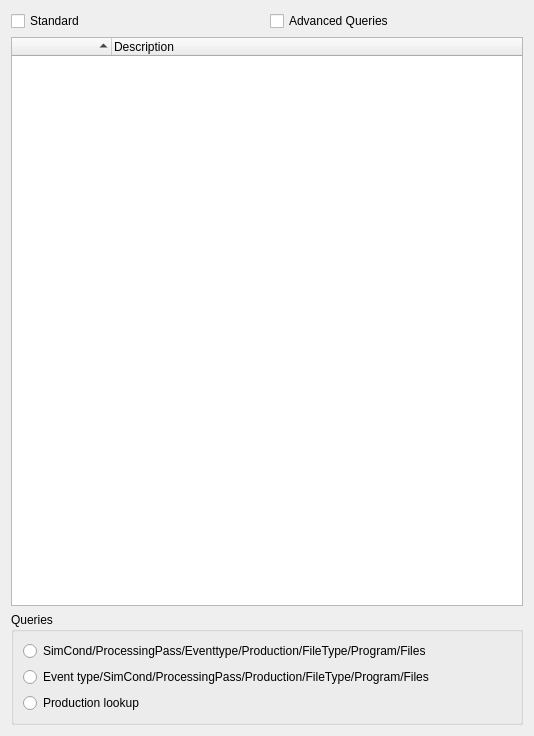
Old version of the form LHCbDIRAC/BookkeepingSystem/Gui/Widget/TreeWidget.ui in the repository antolu/LHCbDIRAC.
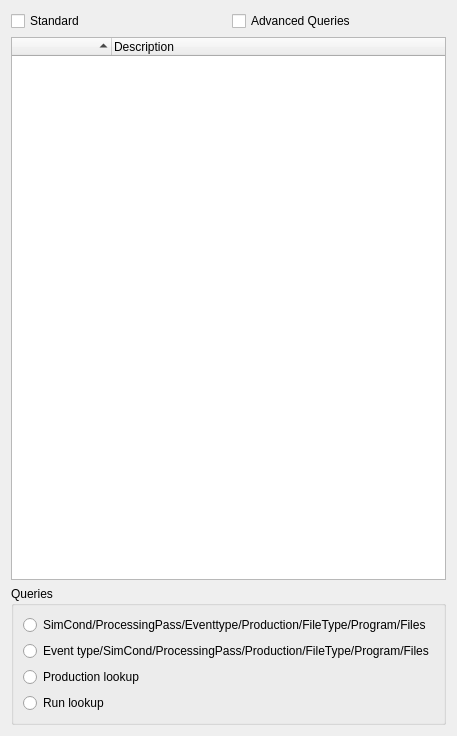
New version of the form.

Commit message: bug fix I split the production lookup to production lookup and runlookup I changed the filediaolg behivor. I limited the row size. The users can specific how many files they want to see.

The edit to the form file:
```diff
--- a/LHCbDIRAC/BookkeepingSystem/Gui/Widget/TreeWidget.ui
+++ b/LHCbDIRAC/BookkeepingSystem/Gui/Widget/TreeWidget.ui
@@ -5,7 +5,7 @@
    <rect>
     <x>0</x>
     <y>0</y>
-    <width>534</width>
+    <width>456</width>
     <height>736</height>
    </rect>
   </property>
@@ -101,6 +101,13 @@
         </property>
        </widget>
       </item>
+      <item row="3" column="0" >
+       <widget class="QRadioButton" name="runLookup" >
+        <property name="text" >
+         <string>Run lookup</string>
+        </property>
+       </widget>
+      </item>
      </layout>
     </widget>
    </item>
```
Left out of the diff: 5 changed lines with no effect on the pictures. The commit also changes 25 other files.
